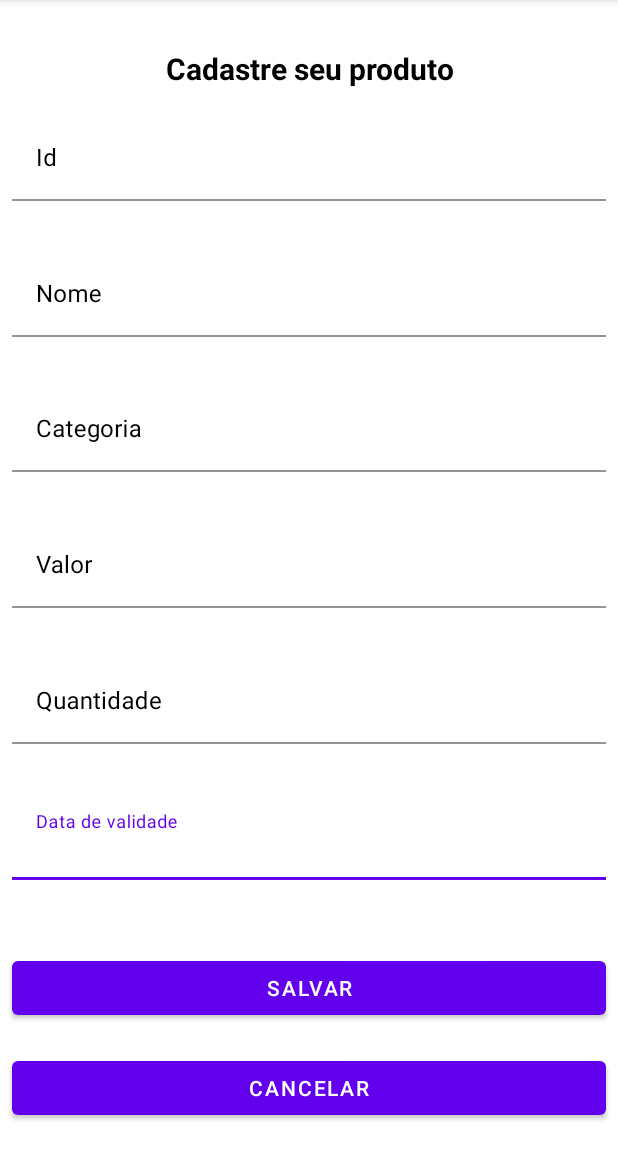
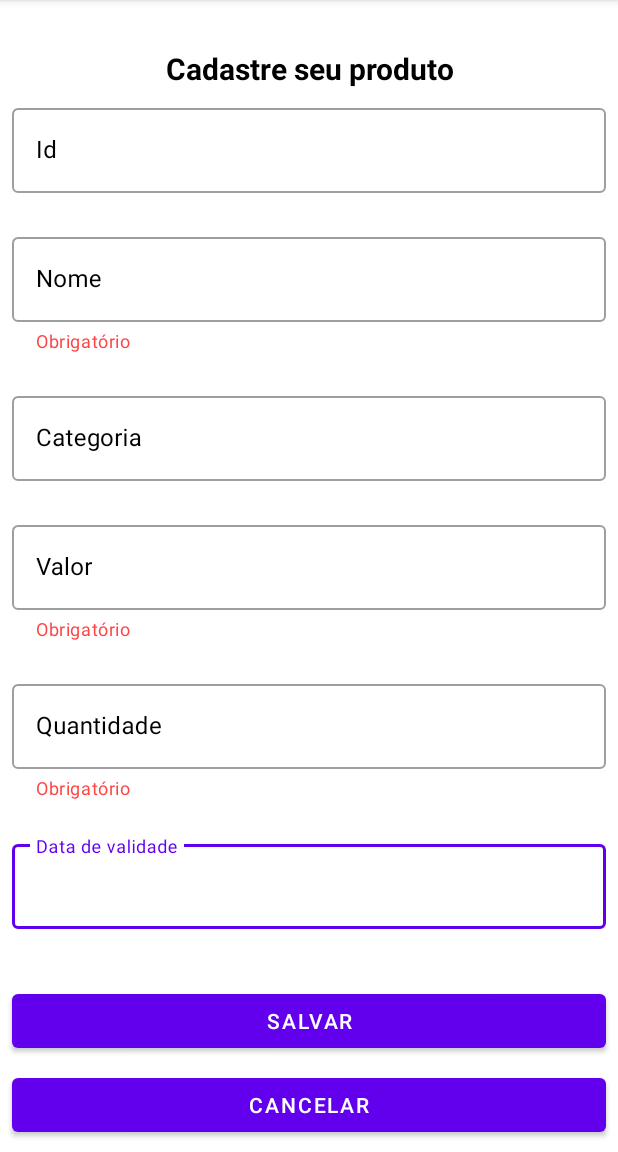
Before and after one commit to victorDioni/Crud_Android, an Android app: the CadastrarProdutoActivity screen opened directly, with no data from a screen before it, on a phone screen of 412 x 824 dp, the part 84-1236 px from its top. Run offline under Robolectric (Android 15) with nearby library versions, the phone set to English and light mode, and no system bars.

Commit message:
Implementando texto que informa que o campo e obrigatorio

```diff
--- a/app/src/main/res/layout/activity_cadastrar_produto.xml
+++ b/app/src/main/res/layout/activity_cadastrar_produto.xml
@@ -7,6 +7,7 @@
     android:layout_column="10">
 
     <com.google.android.material.textfield.TextInputLayout
+        style="@style/Widget.MaterialComponents.TextInputLayout.OutlinedBox"
         android:id="@+id/textInputLayoutDataValidade"
         android:layout_width="0dp"
         android:layout_height="wrap_content"
@@ -55,6 +56,7 @@
         android:layout_marginEnd="8dp"
         android:layout_marginBottom="16dp"
         android:textColorHint="@color/black"
+        style="@style/Widget.MaterialComponents.TextInputLayout.OutlinedBox"
         app:layout_constraintBottom_toTopOf="@+id/textInputLayoutNome"
         app:layout_constraintEnd_toEndOf="parent"
         app:layout_constraintStart_toStartOf="parent"
@@ -69,6 +71,7 @@
     </com.google.android.material.textfield.TextInputLayout>
 
     <com.google.android.material.textfield.TextInputLayout
+        style="@style/Widget.MaterialComponents.TextInputLayout.OutlinedBox"
         android:id="@+id/textInputLayoutNome"
         android:layout_width="0dp"
         android:layout_height="wrap_content"
@@ -76,6 +79,8 @@
         android:layout_marginEnd="8dp"
         android:layout_marginBottom="16dp"
         android:textColorHint="@color/black"
+        app:helperText="Obrigatório"
+        app:helperTextTextColor="@android:color/holo_red_light"
         app:layout_constraintBottom_toTopOf="@+id/textInputLayoutCategoria"
         app:layout_constraintEnd_toEndOf="parent"
         app:layout_constraintStart_toStartOf="parent"
@@ -97,8 +102,8 @@
         android:layout_marginStart="8dp"
         android:layout_marginEnd="8dp"
         android:layout_marginBottom="16dp"
-
         android:textColorHint="@color/black"
+        style="@style/Widget.MaterialComponents.TextInputLayout.OutlinedBox"
         app:layout_constraintBottom_toTopOf="@+id/textInputLayoutValor"
         app:layout_constraintEnd_toEndOf="parent"
         app:layout_constraintStart_toStartOf="parent"
@@ -114,6 +119,7 @@
     </com.google.android.material.textfield.TextInputLayout>
 
     <com.google.android.material.textfield.TextInputLayout
+        style="@style/Widget.MaterialComponents.TextInputLayout.OutlinedBox"
         android:id="@+id/textInputLayoutQuantidade"
         android:layout_width="0dp"
         android:layout_height="wrap_content"
@@ -121,6 +127,8 @@
         android:layout_marginEnd="8dp"
         android:layout_marginBottom="16dp"
         android:textColorHint="@color/black"
+        app:helperText="Obrigatório"
+        app:helperTextTextColor="@android:color/holo_red_light"
         app:layout_constraintBottom_toTopOf="@+id/textInputLayoutDataValidade"
         app:layout_constraintEnd_toEndOf="parent"
         app:layout_constraintStart_toStartOf="parent"
@@ -136,6 +144,7 @@
     </com.google.android.material.textfield.TextInputLayout>
 
     <com.google.android.material.textfield.TextInputLayout
+        style="@style/Widget.MaterialComponents.TextInputLayout.OutlinedBox"
         android:id="@+id/textInputLayoutValor"
         android:layout_width="0dp"
         android:layout_height="wrap_content"
@@ -143,6 +152,8 @@
         android:layout_marginEnd="8dp"
         android:layout_marginBottom="16dp"
         android:textColorHint="@color/black"
+        app:helperText="Obrigatório"
+        app:helperTextTextColor="@android:color/holo_red_light"
         app:layout_constraintBottom_toTopOf="@+id/textInputLayoutQuantidade"
         app:layout_constraintEnd_toEndOf="parent"
         app:layout_constraintStart_toStartOf="parent"
```
